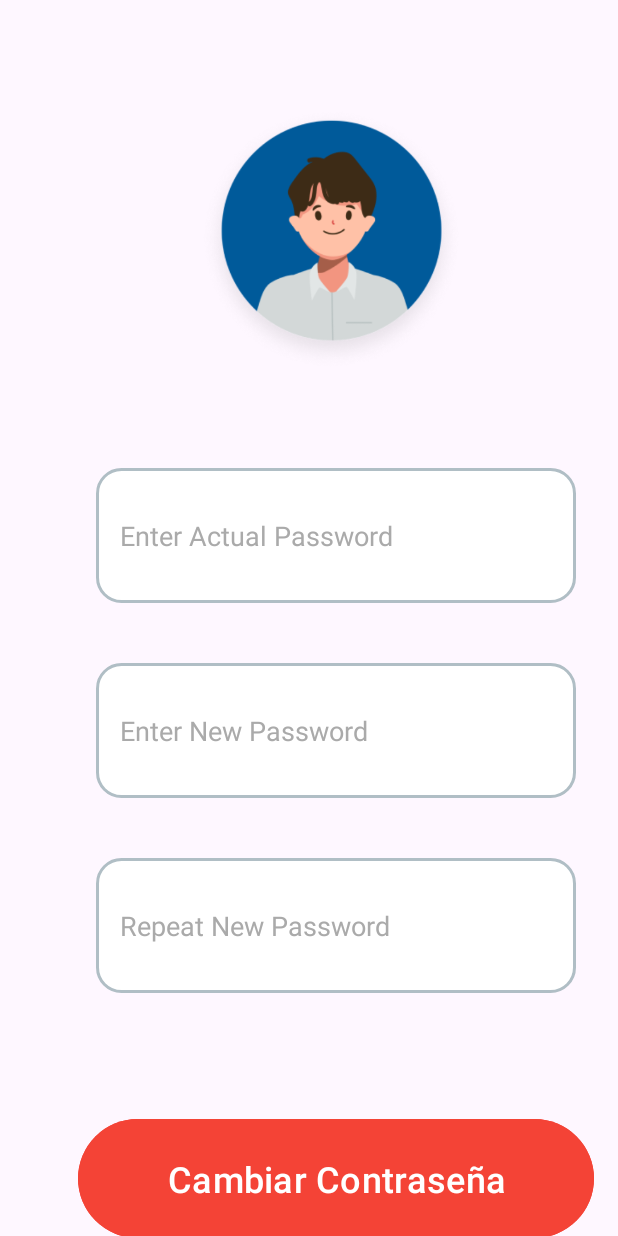
After one commit to WilliamsCG57/PromcoserApp, an Android app: the fragment CambioContrasenaFragment shown on its own in the app's theme, on a phone screen of 412 x 824 dp. The commit adds this screen. Run offline under Robolectric (Android 15) with nearby library versions, the phone set to English and light mode, and no system bars.

Commit message:
Cambio de contrasena . Por completar. V1.0

```diff
--- a/app/build.gradle.kts
+++ b/app/build.gradle.kts
@@ -81,4 +81,6 @@ dependencies {
     implementation("com.github.bumptech.glide:glide:4.15.1")
     annotationProcessor("com.github.bumptech.glide:compiler:4.15.1")
 
+    implementation ("com.squareup.retrofit2:converter-scalars:2.9.0")
+
 }
--- a/app/src/main/java/dev/williamscg/promcoserapp/LoginActivity.kt
+++ b/app/src/main/java/dev/williamscg/promcoserapp/LoginActivity.kt
@@ -33,7 +33,7 @@ class LoginActivity : AppCompatActivity() {
         val etEmailLogin = findViewById<EditText>(R.id.etEmailLogin)
         val etPasswordLogin = findViewById<EditText>(R.id.etPasswordLogin)
         val btnLogin = findViewById<Button>(R.id.btnLogin)
-        val btnRegister = findViewById<Button>(R.id.btnRegister)
+       // val btnRegister = findViewById<Button>(R.id.btnRegister)
 
         btnLogin.setOnClickListener{
             val user =  etEmailLogin.text.toString()
--- /dev/null
+++ b/app/src/main/java/dev/williamscg/promcoserapp/ui/fragments/CambioContrasenaFragment.kt
@@ -0,0 +1,79 @@
+package dev.williamscg.promcoserapp.ui.fragments
+
+import android.os.Bundle
+import androidx.fragment.app.Fragment
+import android.view.LayoutInflater
+import android.view.View
+import android.view.ViewGroup
+import android.widget.Button
+import android.widget.EditText
+import android.widget.Toast
+import androidx.lifecycle.lifecycleScope
+import dev.williamscg.promcoserapp.R
+import dev.williamscg.promcoserapp.apiService.ApiClientChangePassword
+import dev.williamscg.promcoserapp.model.CambioContrasenaModel
+
+
+import kotlinx.coroutines.launch
+import retrofit2.Response
+
+
+class CambioContrasenaFragment : Fragment() {
+    override fun onCreateView(
+        inflater: LayoutInflater,
+        container: ViewGroup?,
+        savedInstanceState: Bundle?
+    ): View? {
+        return inflater.inflate(R.layout.fragment_cambio_contrasena, container, false)
+    }
+
+    override fun onViewCreated(view: View, savedInstanceState: Bundle?) {
+        super.onViewCreated(view, savedInstanceState)
+
+        val etActualPassword = view.findViewById<EditText>(R.id.etActualPassword)
+        val etNewPassword = view.findViewById<EditText>(R.id.etNewPassword)
+        val etRepeatNewPassword = view.findViewById<EditText>(R.id.etRepeatNewPassword)
+        val btnCambiarContrasena = view.findViewById<Button>(R.id.btnCambiarContrasena)
+
+        btnCambiarContrasena.setOnClickListener {
+            val currentPassword = etActualPassword.text.toString()
+            val newPassword = etNewPassword.text.toString()
+            val repeatNewPassword = etRepeatNewPassword.text.toString()
+
+            if (validateInputs(currentPassword, newPassword, repeatNewPassword)) {
+                lifecycleScope.launch {
+                    try {
+                        val response = ApiClientChangePassword.instance.changePassword(
+                            CambioContrasenaModel(
+                                usuario = "admin", // Replace with actual user
+                                contrasena = currentPassword,
+                                newContrasena = newPassword
+                            )
+                        )
+
+                        if (response.isSuccessful) {
+                            Toast.makeText(context, "Contraseña cambiada exitosamente", Toast.LENGTH_SHORT).show()
+                            // Navigate back or clear fields
+                        } else {
+                            Toast.makeText(context, "Error al cambiar la contraseña", Toast.LENGTH_SHORT).show()
+                        }
+                    } catch (e: Exception) {
+                        Toast.makeText(context, "Error de conexión", Toast.LENGTH_SHORT).show()
+                    }
+                }
+            }
+        }
+    }
+
+    private fun validateInputs(current: String, new: String, repeat: String): Boolean {
+        if (current.isEmpty() || new.isEmpty() || repeat.isEmpty()) {
+            Toast.makeText(context, "Todos los campos son requeridos", Toast.LENGTH_SHORT).show()
+            return false
+        }
+        if (new != repeat) {
+            Toast.makeText(context, "Las contraseñas nuevas no coinciden", Toast.LENGTH_SHORT).show()
+            return false
+        }
+        return true
+    }
+}
--- a/app/src/main/java/dev/williamscg/promcoserapp/ui/fragments/ParteDiario/ParteDiarioFragment.kt
+++ b/app/src/main/java/dev/williamscg/promcoserapp/ui/fragments/ParteDiario/ParteDiarioFragment.kt
@@ -40,7 +40,7 @@ class ParteDiarioFragment : Fragment() {
         sharedPreferences = requireContext().getSharedPreferences("MiAppPreferences", Context.MODE_PRIVATE)
 
         boton.setOnClickListener {
-            createParteDiario()
+            findNavController().navigate(R.id.crearParteDiarioFragment)
         }
 
         lifecycleScope.launch {
--- a/app/src/main/res/drawable/edit_text_bg.xml
+++ b/app/src/main/res/drawable/edit_text_bg.xml
@@ -3,5 +3,5 @@
     <solid android:color="#FFFFFF" />  <!-- Fondo blanco -->
     <corners android:radius="16dp" />  <!-- Bordes redondeados -->
     <stroke android:color="#B0BEC5" android:width="2dp" />  <!-- Borde gris claro -->
-    <shadow android:color="#000000" android:dx="1dp" android:dy="1dp" android:radius="4dp"/>  <!-- Sombra sutil -->
+<!--    <shadow android:color="#000000" android:dx="1dp" android:dy="1dp" android:radius="4dp"/>  &lt;!&ndash; Sombra sutil &ndash;&gt;-->
 </shape>
--- /dev/null
+++ b/app/src/main/res/drawable/keychange.xml
@@ -0,0 +1 @@
+<!-- drawable/key_change.xml --><vector xmlns:android="http://schemas.android.com/apk/res/android" android:height="24dp" android:width="24dp" android:viewportWidth="24" android:viewportHeight="24"><path android:fillColor="#000000" android:pathData="M7.5 2C9.5 2 11.1 3.2 11.7 5H21V8H18V11H15V8H11.7C11.1 9.8 9.4 11 7.5 11C5 11 3 9 3 6.5S5 2 7.5 2M7.5 5C6.7 5 6 5.7 6 6.5S6.7 8 7.5 8 9 7.3 9 6.5 8.3 5 7.5 5M7.5 13C9.5 13 11.1 14.2 11.7 16H21V19H20V22H18V19H16V22H13V19H11.7C11.1 20.8 9.4 22 7.5 22C5 22 3 20 3 17.5S5 13 7.5 13M7.5 16C6.7 16 6 16.7 6 17.5S6.7 19 7.5 19 9 18.3 9 17.5 8.3 16 7.5 16Z" /></vector>
--- /dev/null
+++ b/app/src/main/res/layout/fragment_cambio_contrasena.xml
@@ -0,0 +1,86 @@
+<?xml version="1.0" encoding="utf-8"?>
+<androidx.constraintlayout.widget.ConstraintLayout xmlns:android="http://schemas.android.com/apk/res/android"
+    xmlns:app="http://schemas.android.com/apk/res-auto"
+    xmlns:tools="http://schemas.android.com/tools"
+    android:id="@+id/frameLayout4"
+    android:layout_width="match_parent"
+    android:layout_height="match_parent"
+    tools:context=".ui.fragments.CambioContrasenaFragment" >
+
+    <ImageView
+        android:id="@+id/imageView7"
+        android:layout_width="202dp"
+        android:layout_height="200dp"
+        android:layout_marginStart="120dp"
+        android:layout_marginTop="64dp"
+        android:src="@drawable/perfil"
+        app:layout_constraintStart_toStartOf="parent"
+        app:layout_constraintTop_toTopOf="parent" />
+
+    <EditText
+        android:id="@+id/etActualPassword"
+        android:layout_width="320dp"
+        android:layout_height="90dp"
+        android:layout_marginStart="64dp"
+        android:layout_marginTop="48dp"
+        android:background="@drawable/edit_text_bg"
+        android:ems="10"
+        android:hint="@string/enterActualPassword"
+        android:inputType="text"
+        android:minHeight="48dp"
+        android:paddingStart="16dp"
+        android:paddingEnd="16dp"
+        android:textColor="@android:color/black"
+        android:textColorHint="@android:color/darker_gray"
+        app:layout_constraintStart_toStartOf="parent"
+        app:layout_constraintTop_toBottomOf="@+id/imageView7" />
+
+    <EditText
+        android:id="@+id/etNewPassword"
+        android:layout_width="320dp"
+        android:layout_height="90dp"
+        android:layout_marginStart="64dp"
+        android:layout_marginTop="40dp"
+        android:background="@drawable/edit_text_bg"
+        android:ems="10"
+        android:hint="@string/enterNewPassword"
+        android:inputType="text"
+        android:minHeight="48dp"
+        android:paddingStart="16dp"
+        android:paddingEnd="16dp"
+        android:textColor="@android:color/black"
+        android:textColorHint="@android:color/darker_gray"
+        app:layout_constraintStart_toStartOf="parent"
+        app:layout_constraintTop_toBottomOf="@+id/etActualPassword" />
+
+    <EditText
+        android:id="@+id/etRepeatNewPassword"
+        android:layout_width="320dp"
+        android:layout_height="90dp"
+        android:layout_marginStart="64dp"
+        android:layout_marginTop="40dp"
+        android:background="@drawable/edit_text_bg"
+        android:ems="10"
+        android:hint="@string/repeatNewPassword"
+        android:inputType="text"
+        android:minHeight="48dp"
+        android:paddingStart="16dp"
+        android:paddingEnd="16dp"
+        android:textColor="@android:color/black"
+        android:textColorHint="@android:color/darker_gray"
+        app:layout_constraintStart_toStartOf="parent"
+        app:layout_constraintTop_toBottomOf="@+id/etNewPassword" />
+
+    <Button
+        android:id="@+id/btnCambiarContrasena"
+        android:layout_width="344dp"
+        android:layout_height="87dp"
+        android:layout_marginStart="52dp"
+        android:layout_marginTop="80dp"
+        android:backgroundTint="#F44336"
+        android:text="@string/btnCambiarContrasena"
+        android:textSize="24sp"
+        app:layout_constraintStart_toStartOf="parent"
+        app:layout_constraintTop_toBottomOf="@+id/etRepeatNewPassword" />
+
+</androidx.constraintlayout.widget.ConstraintLayout>
--- a/app/src/main/res/menu/activity_main_drawer.xml
+++ b/app/src/main/res/menu/activity_main_drawer.xml
@@ -16,5 +16,9 @@
             android:id="@+id/nav_register"
             android:icon="@drawable/baseline_person_24"
             android:title="@string/menu_register" />
+        <item
+            android:id="@+id/cambioContrasenaFragment"
+            android:icon="@drawable/keychange"
+            android:title="@string/menu_password" />
     </group>
 </menu>
--- a/app/src/main/res/navigation/mobile_navigation.xml
+++ b/app/src/main/res/navigation/mobile_navigation.xml
@@ -29,4 +29,9 @@
         android:name="dev.williamscg.promcoserapp.ui.fragments.ParteDiario.CreacionDetalleFragment"
         android:label="fragment_creacion_detalle"
         tools:layout="@layout/fragment_creacion_detalle" />
+    <fragment
+        android:id="@+id/cambioContrasenaFragment"
+        android:name="dev.williamscg.promcoserapp.ui.fragments.CambioContrasenaFragment"
+        android:label="fragment_cambio_contrasena"
+        tools:layout="@layout/fragment_cambio_contrasena" />
 </navigation>
--- a/app/src/main/res/values/strings.xml
+++ b/app/src/main/res/values/strings.xml
@@ -27,6 +27,7 @@
     <string name="menu_maquinaria">Maquinaria</string>
     <string name="menu_parte">Parte Diario</string>
     <string name="menu_register">Registro</string>
+    <string name="menu_password">Cambio de Contraseña</string>
     <string name="splastext">BIENVENIDO A LA APP DE \nOPERACIONES DE PROMCOSER</string>
     <string name="crearDetalle">Crear</string>
     <string name="confirDetal">Confirmar Detalle</string>
@@ -63,7 +64,10 @@
     <string name="valtvHoraInicio">Horometro Inicio</string>
     <string name="hideHoraInicio">Ingrese Hor. Inicio</string>
     <string name="valetHorometro">Hrs</string>
-
+    <string name="enterActualPassword">Enter Actual Password</string>
+    <string name="enterNewPassword">Enter New Password</string>
+    <string name="repeatNewPassword">Repeat New Password</string>
+    <string name="btnCambiarContrasena">Cambiar Contraseña</string>
 
 
 </resources>
```
Also changed, not shown: app/src/main/java/dev/williamscg/promcoserapp/apiService/ApiClient.kt (+15 -3 lines), app/src/main/java/dev/williamscg/promcoserapp/apiService/CambiarContrasenaApiService.kt (added, +16 -0 lines), app/src/main/java/dev/williamscg/promcoserapp/model/CambioContrasenaModel.kt (added, +7 -0 lines).
